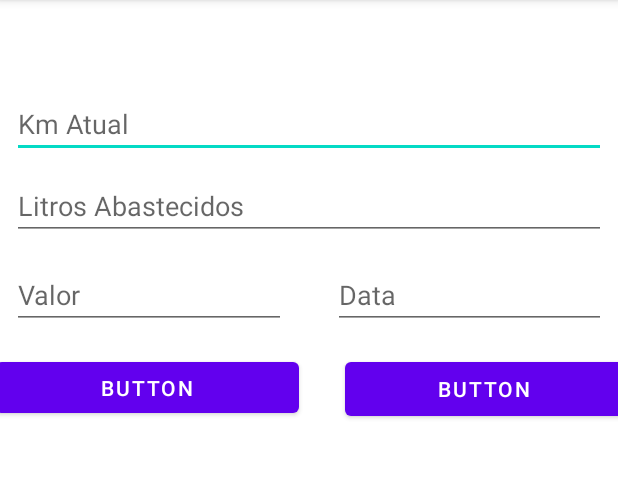
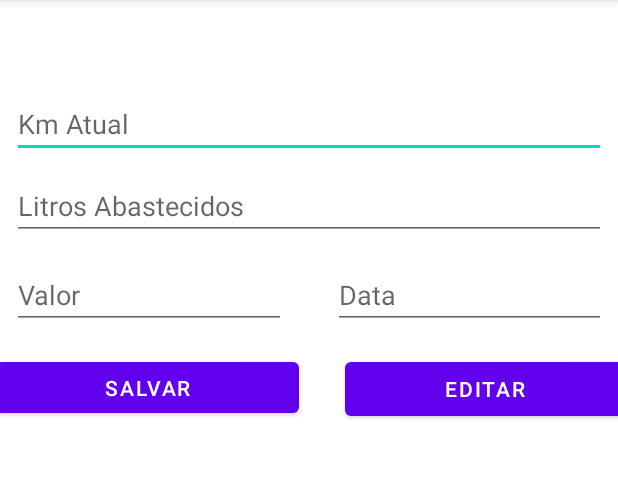
Before and after one commit to DanielToshio/provap1, an Android app: the screen it shows after launch (MainActivity), on a phone screen of 412 x 824 dp, the part 84-562 px from its top. Run offline under Robolectric (Android 15) with nearby library versions, the phone set to English and light mode, and no system bars; 2 statements that could not run were skipped.

Commit message:
atuliza tela

```diff
--- a/app/src/main/res/layout/activity_main.xml
+++ b/app/src/main/res/layout/activity_main.xml
@@ -7,7 +7,7 @@
     tools:context=".MainActivity">
 
     <EditText
-        android:id="@+id/km"
+        android:id="@+id/kmId"
         android:layout_width="0dp"
         android:layout_height="wrap_content"
         android:layout_marginStart="8dp"
@@ -21,7 +21,7 @@
         app:layout_constraintTop_toTopOf="parent" />
 
     <EditText
-        android:id="@+id/editTextNumber2"
+        android:id="@+id/qtdabastecidoId"
         android:layout_width="0dp"
         android:layout_height="wrap_content"
         android:layout_marginStart="8dp"
@@ -33,10 +33,10 @@
         app:layout_constraintEnd_toEndOf="parent"
         app:layout_constraintHorizontal_bias="0.0"
         app:layout_constraintStart_toStartOf="parent"
-        app:layout_constraintTop_toBottomOf="@+id/km" />
+        app:layout_constraintTop_toBottomOf="@+id/kmId" />
 
     <EditText
-        android:id="@+id/editTextNumber3"
+        android:id="@+id/valorId"
         android:layout_width="0dp"
         android:layout_height="44dp"
         android:layout_marginStart="8dp"
@@ -45,12 +45,12 @@
         android:ems="10"
         android:hint="Valor"
         android:inputType="number"
-        app:layout_constraintEnd_toStartOf="@+id/editTextNumber4"
+        app:layout_constraintEnd_toStartOf="@+id/dataId"
         app:layout_constraintStart_toStartOf="parent"
-        app:layout_constraintTop_toBottomOf="@+id/editTextNumber2" />
+        app:layout_constraintTop_toBottomOf="@+id/qtdabastecidoId" />
 
     <EditText
-        android:id="@+id/editTextNumber4"
+        android:id="@+id/dataId"
         android:layout_width="0dp"
         android:layout_height="44dp"
         android:layout_marginStart="23dp"
@@ -60,34 +60,35 @@
         android:hint="Data"
         android:inputType="number"
         app:layout_constraintEnd_toEndOf="parent"
-        app:layout_constraintStart_toEndOf="@+id/editTextNumber3"
-        app:layout_constraintTop_toBottomOf="@+id/editTextNumber2" />
+        app:layout_constraintStart_toEndOf="@+id/valorId"
+        app:layout_constraintTop_toBottomOf="@+id/qtdabastecidoId" />
 
     <Button
-        android:id="@+id/button"
+        android:id="@+id/Salvar"
         android:layout_width="202dp"
         android:layout_height="46dp"
         android:layout_marginStart="8dp"
         android:layout_marginTop="16dp"
         android:layout_marginEnd="15dp"
-        android:text="Button"
-        app:layout_constraintEnd_toStartOf="@+id/button2"
+        android:text="Salvar"
+        app:layout_constraintEnd_toStartOf="@+id/editarId"
         app:layout_constraintStart_toStartOf="parent"
-        app:layout_constraintTop_toBottomOf="@+id/editTextNumber3" />
+        app:layout_constraintTop_toBottomOf="@+id/valorId" />
 
     <Button
-        android:id="@+id/button2"
+        android:id="@+id/editarId"
         android:layout_width="185dp"
         android:layout_height="48dp"
         android:layout_marginStart="15dp"
         android:layout_marginTop="16dp"
         android:layout_marginEnd="8dp"
-        android:text="Button"
+        android:text="Editar"
         app:layout_constraintEnd_toEndOf="parent"
-        app:layout_constraintStart_toEndOf="@+id/button"
-        app:layout_constraintTop_toBottomOf="@+id/editTextNumber4" />
+        app:layout_constraintStart_toEndOf="@+id/Salvar"
+        app:layout_constraintTop_toBottomOf="@+id/dataId" />
 
     <ListView
+        android:id="@+id/lista"
         android:layout_width="409dp"
         android:layout_height="447dp"
         android:layout_marginStart="1dp"
@@ -97,6 +98,6 @@
         app:layout_constraintBottom_toBottomOf="parent"
         app:layout_constraintEnd_toEndOf="parent"
         app:layout_constraintStart_toStartOf="parent"
-        app:layout_constraintTop_toBottomOf="@+id/button2" />
+        app:layout_constraintTop_toBottomOf="@+id/editarId" />
 
 </androidx.constraintlayout.widget.ConstraintLayout>
```
Also changed, not shown: app/src/main/java/br/unigran/provap1/MainActivity.java (+52 -0 lines).
